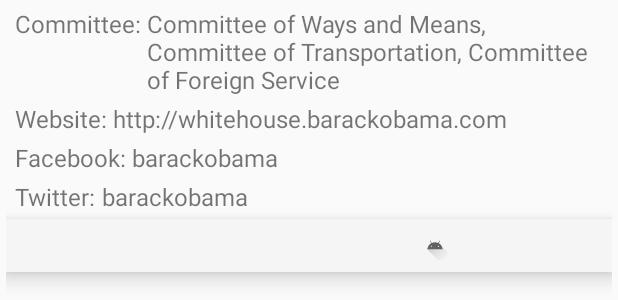
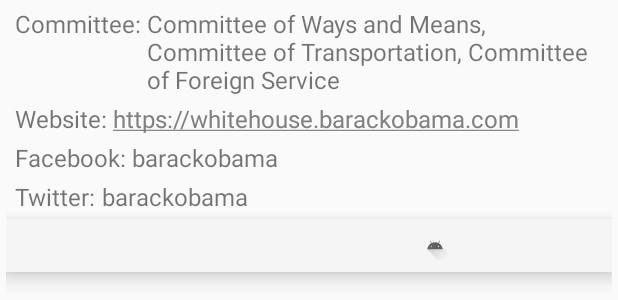
Before and after one commit to nsuarez99/FBU-VoterXV, an Android app: the layout fragment_representative.xml on its own in the app's theme, with its tools: preview values and no code run, on a phone screen of 412 x 824 dp. Shown: the part 223-523 px from the top of the screen. Run offline under Robolectric (Android 15) with nearby library versions, the light colour scheme and no system bars.

Commit message:
resolved #34

```diff
--- a/app/src/main/res/layout/fragment_representative.xml
+++ b/app/src/main/res/layout/fragment_representative.xml
@@ -127,7 +127,10 @@
         android:layout_toRightOf="@+id/website"
         android:textSize="16dp"
         android:layout_marginBottom="4dp"
-        tools:text="http://whitehouse.barackobama.com"/>
+        android:autoLink="all"
+        android:linksClickable="true"
+        android:textColorLink="@android:color/tab_indicator_text"
+        tools:text="https://whitehouse.barackobama.com"/>
 
     <TextView
         android:id="@+id/fb"
```
